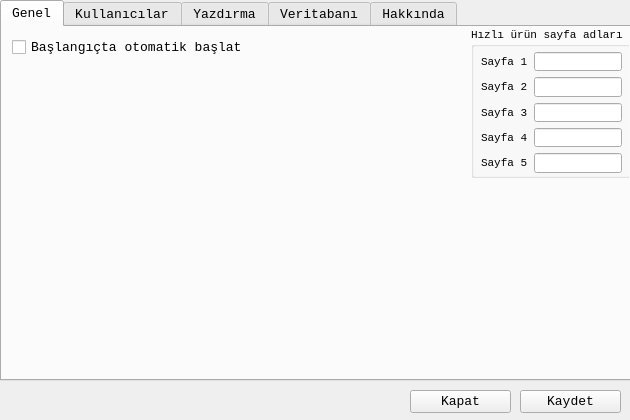
Old version of the form ayarlardialog.ui in the repository mamoo81/bhss.
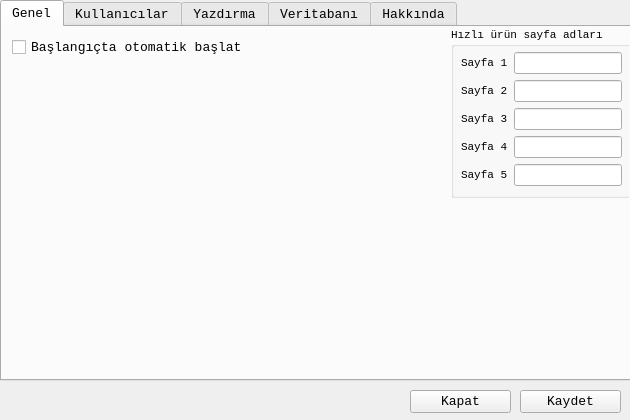
New version of the form. Icons and pictures are not drawn.

What changed in the file:
```diff
--- a/ayarlardialog.ui
+++ b/ayarlardialog.ui
@@ -50,10 +50,10 @@
     <widget class="QGroupBox" name="groupBox_5">
      <property name="geometry">
       <rect>
-       <x>469</x>
+       <x>449</x>
        <y>0</y>
-       <width>161</width>
-       <height>151</height>
+       <width>181</width>
+       <height>171</height>
       </rect>
      </property>
      <property name="font">
@@ -70,8 +70,8 @@
        <rect>
         <x>10</x>
         <y>25</y>
-        <width>141</width>
-        <height>121</height>
+        <width>161</width>
+        <height>141</height>
        </rect>
       </property>
       <layout class="QFormLayout" name="formLayout_2">
```
